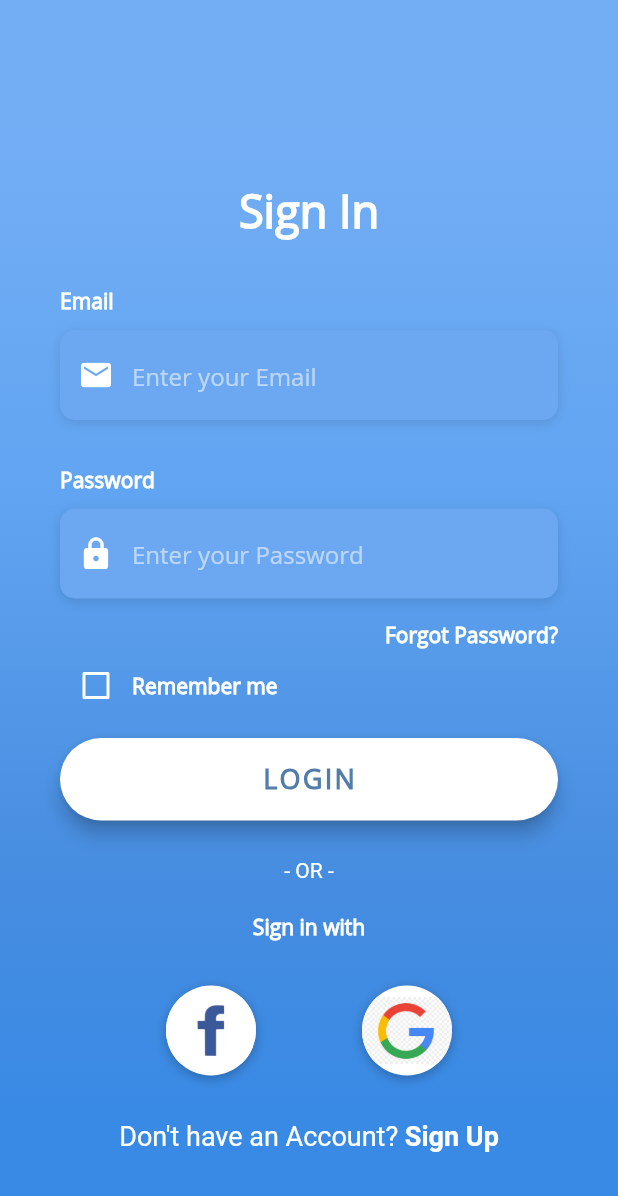
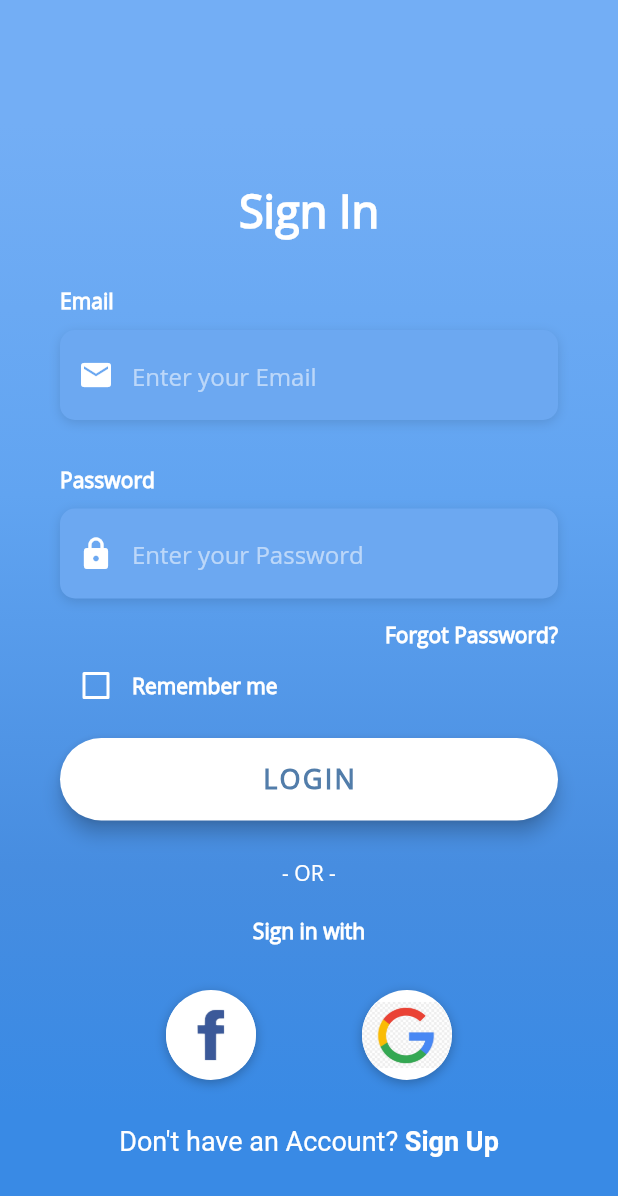
Before and after one commit to porterneon/iCare4U, a Flutter app: the screen it shows after launch, on a phone screen of 412 x 824 dp. Shown: the top 1196 px of the screen. Run offline on Flutter 3.47's test engine with Material 2 defaults, Android fonts, the phone set to English and light mode, and no system bars; our stand-ins replace firebase_auth; accounts and stored records are empty.

Commit message:
set global fnt family

```diff
--- a/icare4u_ui/lib/main.dart
+++ b/icare4u_ui/lib/main.dart
@@ -17,7 +17,8 @@ class MyApp extends StatelessWidget {
         home: Wrapper(),
         theme: ThemeData(
             backgroundColor: Colors.white,
-            appBarTheme: AppBarTheme(color: Color(0xff01A0C7))),
+            appBarTheme: AppBarTheme(color: Color(0xff01A0C7)),
+            fontFamily: 'OpenSans'),
       ),
     );
   }
--- a/icare4u_ui/lib/screens/authenticate/login.dart
+++ b/icare4u_ui/lib/screens/authenticate/login.dart
@@ -85,7 +85,7 @@ class _LoginScreenState extends State<LoginScreen> {
             letterSpacing: 1.5,
             fontSize: 18.0,
             fontWeight: FontWeight.bold,
-            fontFamily: 'OpenSans',
+            // fontFamily: 'OpenSans',
           ),
         ),
       ),
--- a/icare4u_ui/lib/screens/components/input_text_field.dart
+++ b/icare4u_ui/lib/screens/components/input_text_field.dart
@@ -40,7 +40,7 @@ class InputTextField extends StatelessWidget {
             keyboardType: TextInputType.emailAddress,
             style: TextStyle(
               color: Colors.white,
-              fontFamily: 'OpenSans',
+              // fontFamily: 'OpenSans',
             ),
             decoration: InputDecoration(
               border: InputBorder.none,
```
